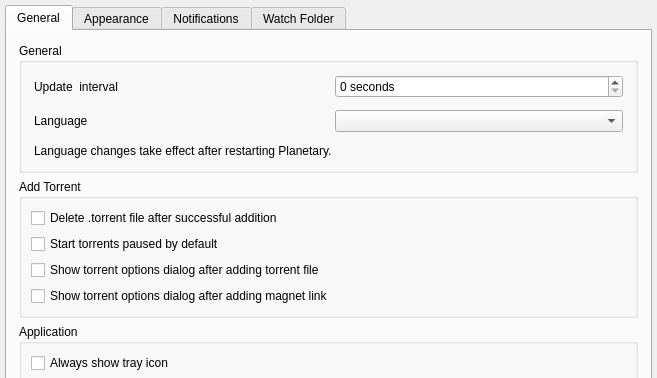
Above: src/appsettings.ui from mveinot/transmission-control before the change; both pictures show x 0 to 657 and y 0 to 378 of the 657 by 638 pixel window. Below: the same form after it.
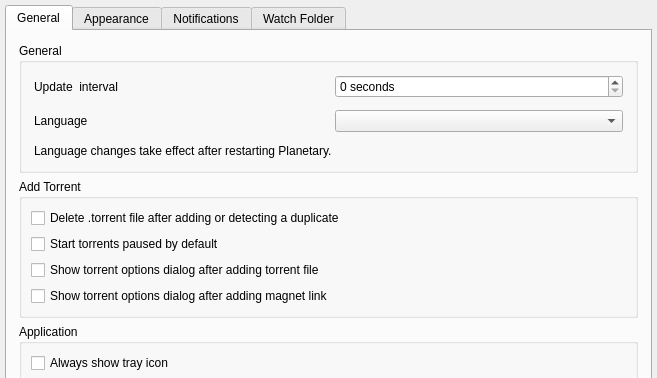
That is the form after the change.

Commit message: Clarify duplicate torrent file deletion preference

```diff
--- a/src/appsettings.ui
+++ b/src/appsettings.ui
@@ -142,7 +142,7 @@
               <item row="0" column="0">
                <widget class="QCheckBox" name="deleteTorrentOnAdd">
                 <property name="text">
-                 <string>Delete .torrent file after successful addition</string>
+                 <string>Delete .torrent file after adding or detecting a duplicate</string>
                 </property>
                </widget>
               </item>
```
The commit also changes 5 other files.
